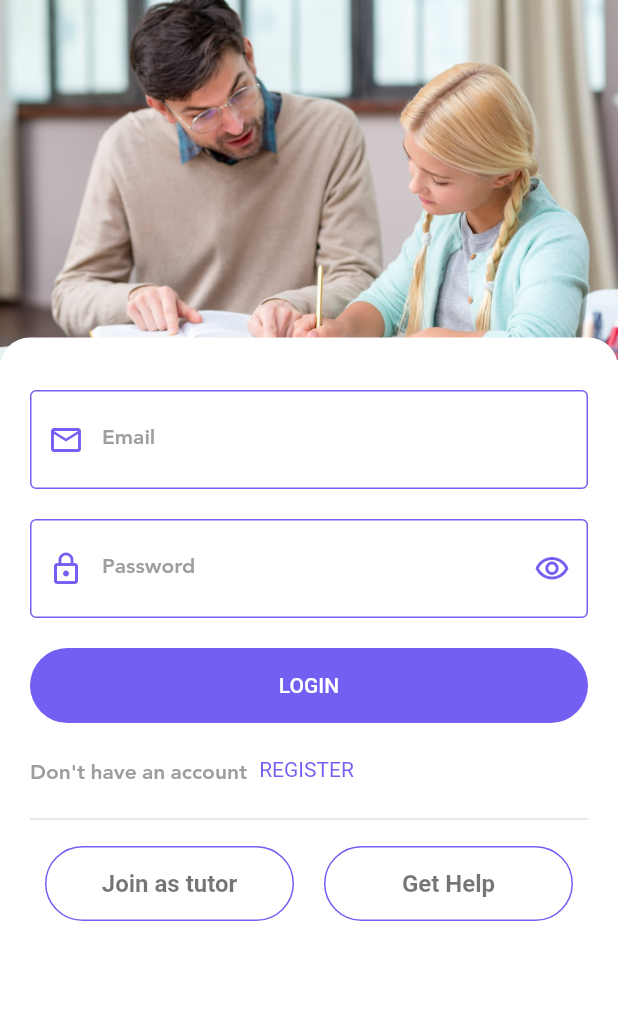
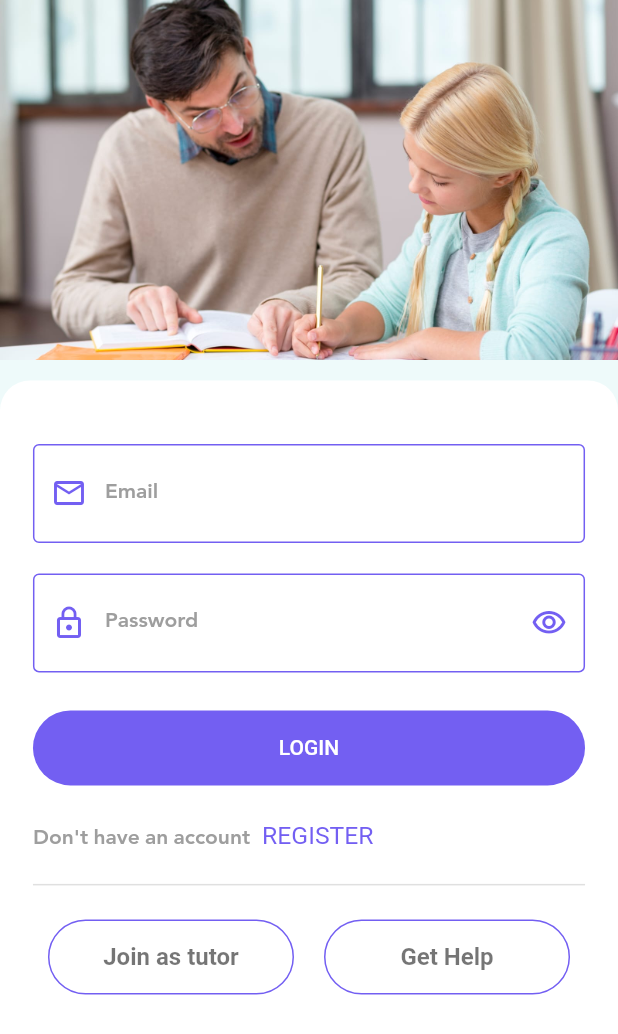
Before and after one commit to mouni-eng/Education_App, a Flutter app: the screen it shows after launch, after a tap on "SKIP", on a phone screen of 412 x 824 dp. Shown: the top 1034 px of the screen. Run offline on Flutter 3.47's test engine with Material 2 defaults, Android fonts, the phone set to English and light mode, and no system bars; our stand-ins replace bloc, cloud_firestore, conditional_builder, easy_localization, firebase_auth, firebase_core and 11 more; accounts and stored records are empty.

Commit message:
second update

```diff
--- /dev/null
+++ b/lib/size_config.dart
@@ -0,0 +1,30 @@
+import 'package:flutter/material.dart';
+
+class SizeConfig {
+  static MediaQueryData? _mediaQueryData;
+  static double? screenWidth;
+  static double? screenHeight;
+  static double? defaultSize;
+  static Orientation? orientation;
+
+  void init(BuildContext context) {
+    _mediaQueryData = MediaQuery.of(context);
+    screenWidth = _mediaQueryData!.size.width;
+    screenHeight = _mediaQueryData!.size.height;
+    orientation = _mediaQueryData!.orientation;
+  }
+}
+
+// Get the proportionate height as per screen size
+double getProportionateScreenHeight(double inputHeight) {
+  double screenHeight = SizeConfig.screenHeight!;
+  // 812 is the layout height that designer use
+  return (inputHeight / 812.0) * screenHeight;
+}
+
+// Get the proportionate height as per screen size
+double getProportionateScreenWidth(double inputWidth) {
+  double screenWidth = SizeConfig.screenWidth!;
+  // 375 is the layout width that designer use
+  return (inputWidth / 375.0) * screenWidth;
+}
--- a/lib/views/auth_views/login_view.dart
+++ b/lib/views/auth_views/login_view.dart
@@ -6,6 +6,7 @@ import 'package:flutter_bloc/flutter_bloc.dart';
 import 'package:movies_app/constants.dart';
 import 'package:movies_app/services/helper/url_launcher.dart';
 import 'package:movies_app/services/local/cache_helper.dart';
+import 'package:movies_app/size_config.dart';
 import 'package:movies_app/translate/locale_keys.g.dart';
 import 'package:movies_app/view_models/App_Cubit/cubit.dart';
 import 'package:movies_app/view_models/Auth_Cubit/cubit.dart';
@@ -19,6 +20,7 @@ import 'package:easy_localization/easy_localization.dart';
 class LoginView extends StatelessWidget {
   @override
   Widget build(BuildContext context) {
+    SizeConfig().init(context);
     var _formKey = GlobalKey<FormState>();
     TextEditingController _emailEditingController = TextEditingController();
     TextEditingController _passwordEditingController = TextEditingController();
@@ -56,9 +58,9 @@ class LoginView extends StatelessWidget {
             children: [
              Image.asset('assets/images/cover.jpeg', width: double.infinity, height: 240, fit: BoxFit.cover,),
               Container(
-                margin: const EdgeInsets.only(top: 225.0),
+                margin: EdgeInsets.only(top: getProportionateScreenHeight(250.0)),
                 clipBehavior: Clip.antiAliasWithSaveLayer,
-                padding: const EdgeInsets.all(20.0),
+                padding:  EdgeInsets.all(getProportionateScreenWidth(20.0)),
                 height: double.infinity,
                 decoration: BoxDecoration(
                   borderRadius: BorderRadius.only(
@@ -74,7 +76,7 @@ class LoginView extends StatelessWidget {
                     child: Column(
                       crossAxisAlignment: CrossAxisAlignment.start,
                       children: [
-                        SizedBox(height: 15.0,),
+                        SizedBox(height: getProportionateScreenHeight(20),),
                         defaultFormField(
                             context: context,
                             controller: _emailEditingController,
@@ -88,7 +90,7 @@ class LoginView extends StatelessWidget {
                             label: LocaleKeys.email.tr(),
                             prefix: Icons.email_outlined),
                         SizedBox(
-                          height: 20.0,
+                          height: getProportionateScreenHeight(20.0),
                         ),
                         defaultFormField(
                             context: context,
@@ -108,7 +110,7 @@ class LoginView extends StatelessWidget {
                             },
                             isPassword: cubit.isPassword),
                         SizedBox(
-                          height: 20.0,
+                          height: getProportionateScreenHeight(25.0),
                         ),
                         ConditionalBuilder(
                           condition: state is! LogInLoadingState,
@@ -128,7 +130,7 @@ class LoginView extends StatelessWidget {
                           ),
                         ),
                         SizedBox(
-                          height: 8.0,
+                          height: getProportionateScreenHeight(10),
                         ),
                         Row(
                           children: [
@@ -138,7 +140,7 @@ class LoginView extends StatelessWidget {
                                   navigateTo(context, RegisterView());
                                 },
                                 child: defaultTextField(
-                                    size: 14.0,
+                                    size: getProportionateScreenWidth(15),
                                     text: LocaleKeys.register.tr(),
                                     color: kPrimaryColor)),
                           ],
@@ -147,7 +149,7 @@ class LoginView extends StatelessWidget {
                           thickness: 1.0,
                         ),
                         SizedBox(
-                          height: 10.0,
+                          height: getProportionateScreenHeight(15),
                         ),
                         Row(
                           children: [
```
